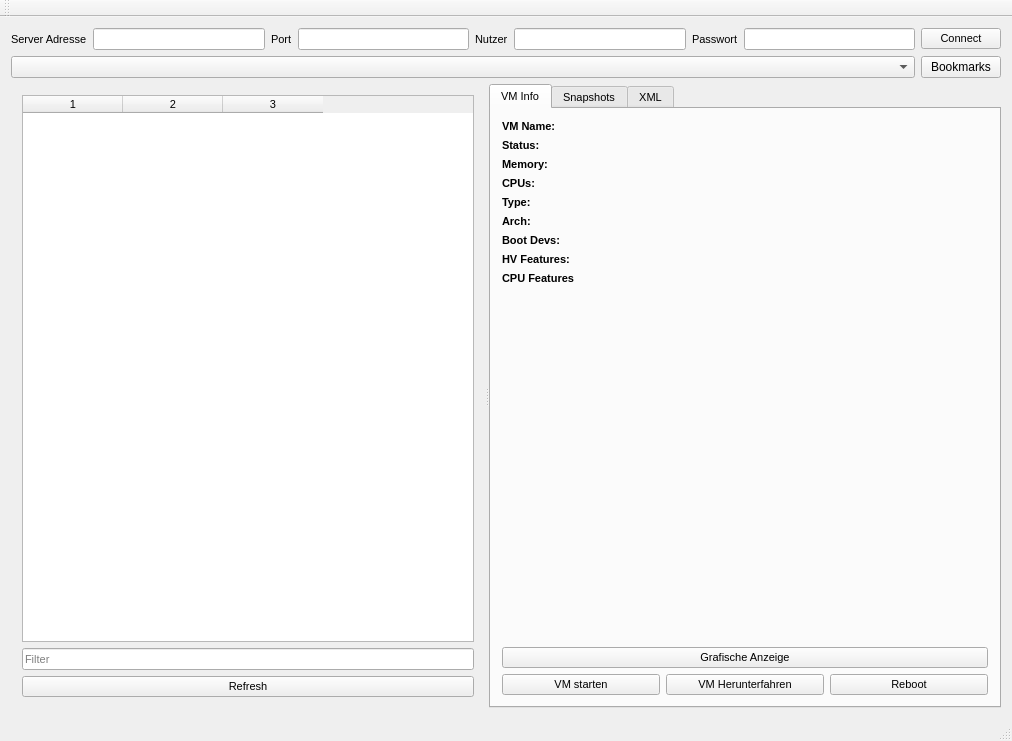
Before: the Qt Designer form virshgui.ui in SteveCharleston/virsh-gui, drawn with Qt 5.
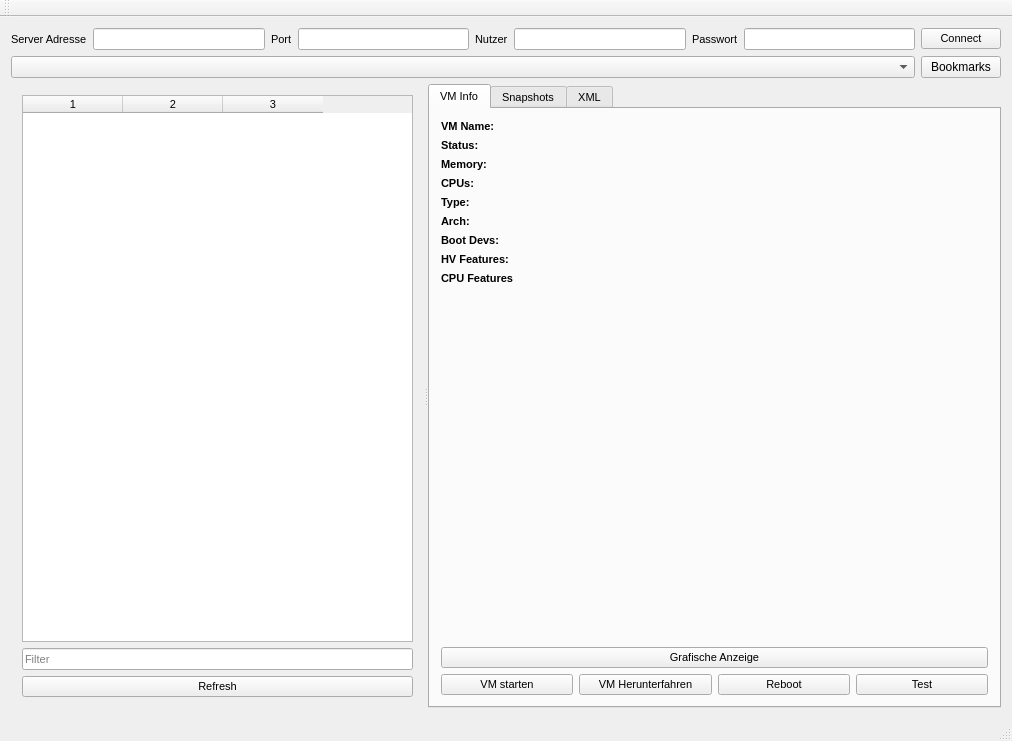
After: the same form once the commit is applied.

What changed in the file:
```diff
--- a/virshgui.ui
+++ b/virshgui.ui
@@ -451,6 +451,13 @@
              </property>
             </widget>
            </item>
+           <item>
+            <widget class="QPushButton" name="testButton">
+             <property name="text">
+              <string>Test</string>
+             </property>
+            </widget>
+           </item>
           </layout>
          </item>
         </layout>
```
